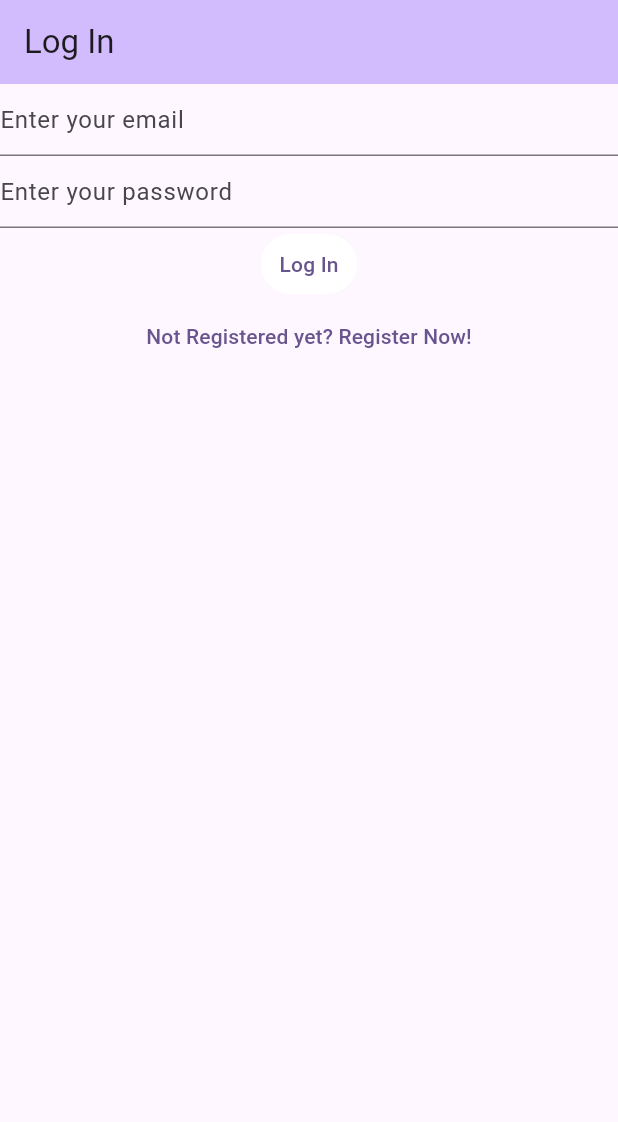
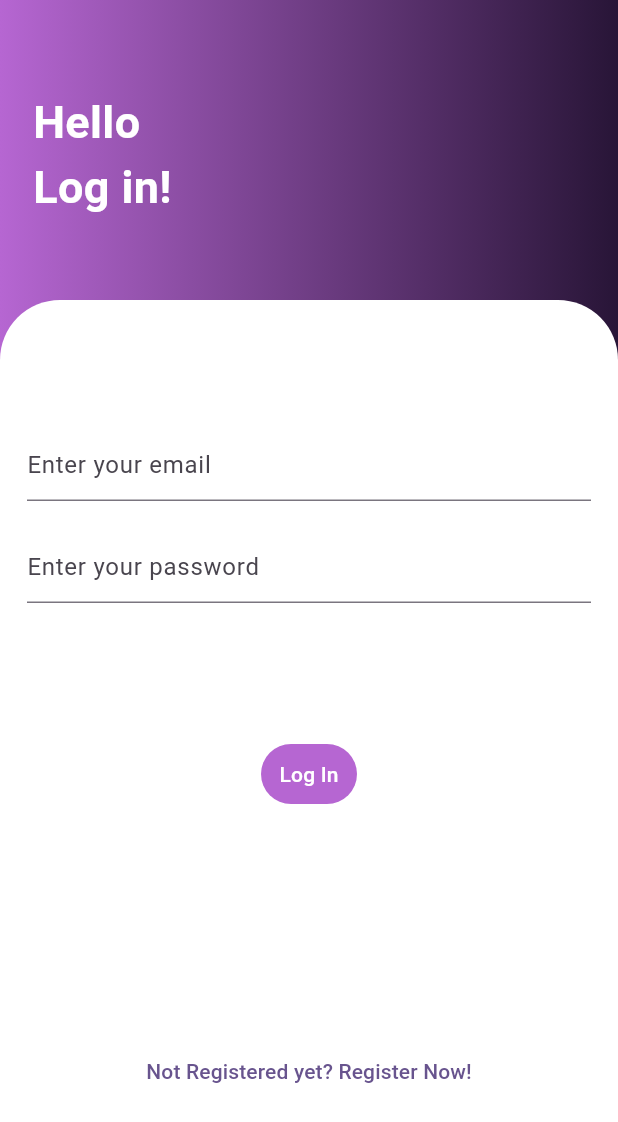
Before and after one commit to parjanya-rajput/Hackout-23-Edusakha, a Flutter app: the screen it shows after launch, on a phone screen of 412 x 824 dp. Shown: the top 1122 px of the screen. Run offline on Flutter 3.47's test engine with Material 2 defaults, Android fonts, the phone set to English and light mode, and no system bars; our stand-ins replace cloud_firestore, firebase_auth, firebase_core, velocity_x; missing offline and left inert: zego_uikit_prebuilt_video_conference; accounts and stored records are empty.

Commit message:
Update login.dart

```diff
--- a/lib/view/login.dart
+++ b/lib/view/login.dart
@@ -33,14 +33,42 @@
   @override
   Widget build(BuildContext context) {
     return Scaffold(
-        appBar: AppBar(
-          title: const Text('Log In'),
-          backgroundColor: Theme
-              .of(context)
-              .colorScheme
-              .inversePrimary,
+        body: Stack(
+          children: [
+            Container(
+              height: double.infinity,
+              width: double.infinity,
+              decoration: const BoxDecoration(
+                gradient: LinearGradient(colors: [
+                  Color(0xffb666d2),
+                  Color(0xff281537),
+                ]),
               ),
-        body: Column(
+              child: const Padding(
+                padding: EdgeInsets.only(top: 60.0, left: 22),
+                child: Text(
+                  'Hello\nLog in!',
+                  style: TextStyle(
+                      fontSize: 30,
+                      color: Colors.white,
+                      fontWeight: FontWeight.bold),
+                ),
+              ),
+            ),
+            Padding(
+              padding: const EdgeInsets.only(top: 200.0),
+              child: Container(
+                decoration: const BoxDecoration(
+                  borderRadius: BorderRadius.only(
+                      topLeft: Radius.circular(40), topRight: Radius.circular(40)),
+                  color: Colors.white,
+                ),
+                height: double.infinity,
+                width: double.infinity,
+                child:  Padding(
+                  padding: const EdgeInsets.only(left: 18.0,right: 18),
+                  child: Column(
+                    mainAxisAlignment: MainAxisAlignment.center,
                     children: [
                     TextField(
                     controller: _email,
@@ -49,8 +77,9 @@
                     keyboardType: TextInputType.emailAddress,
                     decoration: const InputDecoration(
                       hintText: "Enter your email",
-                ),
-              ),
+                    ),),
+                      const SizedBox(height: 20,),
+
                       TextField(
                         controller: _password,
                         obscureText: true,
@@ -60,9 +89,13 @@
                           hintText: "Enter your password",
                         ),
                       ),
+                      const SizedBox(height: 20,),
+
+                      const SizedBox(height: 70,),
                       TextButton(
                         style: const ButtonStyle(
-                  backgroundColor: MaterialStatePropertyAll(Colors.white),
+                          backgroundColor: MaterialStatePropertyAll(Color(0xffb666d2)),
+
                         ),
                         onPressed: () async {
                           await Firebase.initializeApp();
@@ -101,15 +134,23 @@
                             );
                           }
                         },
-                child: const Text('Log In'),
+                        child: const Text('Log In',
+                        style: TextStyle(color: Colors.white),
                         ),
+                      ),
+                      const SizedBox(height: 150,),
                       TextButton(
                           onPressed: () {
                             Navigator.pushNamedAndRemoveUntil(
                                 context, studentRegisterRoute, (route) => false);
                           },
                           child: const Text("Not Registered yet? Register Now!")),
-            ])
-    );
+                    ],
+                  ),
+                ),
+              ),
+            ),
+          ],
+        ));
   }
 }
```
Lines whose indentation alone changed are shown as unchanged.
